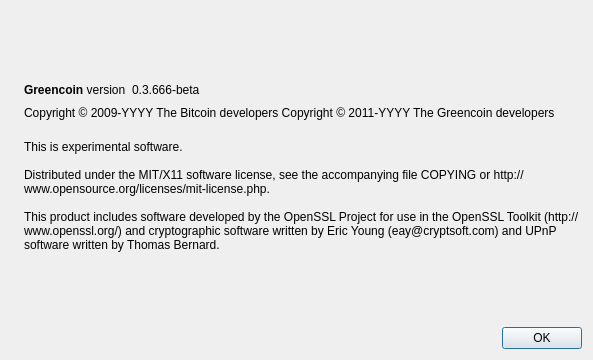
Old version of the form src/qt/forms/aboutdialog.ui in the repository PandaWalz/greencoin.
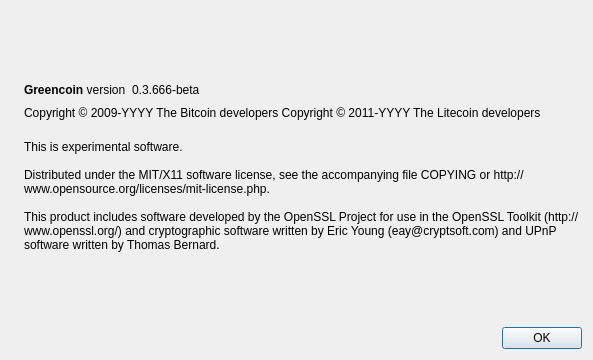
New version of the form. Icons and pictures are not drawn.

Commit message: Fixed Licensing Issue

Diff of the .ui file:
```diff
--- a/src/qt/forms/aboutdialog.ui
+++ b/src/qt/forms/aboutdialog.ui
@@ -92,7 +92,7 @@
        </property>
        <property name="text">
         <string notr="true">Copyright &amp;copy; 2009-YYYY The Bitcoin developers
-Copyright &amp;copy; 2011-YYYY The Greencoin developers</string>
+Copyright &amp;copy; 2011-YYYY The Litecoin developers</string>
        </property>
        <property name="textFormat">
         <enum>Qt::RichText</enum>
```
